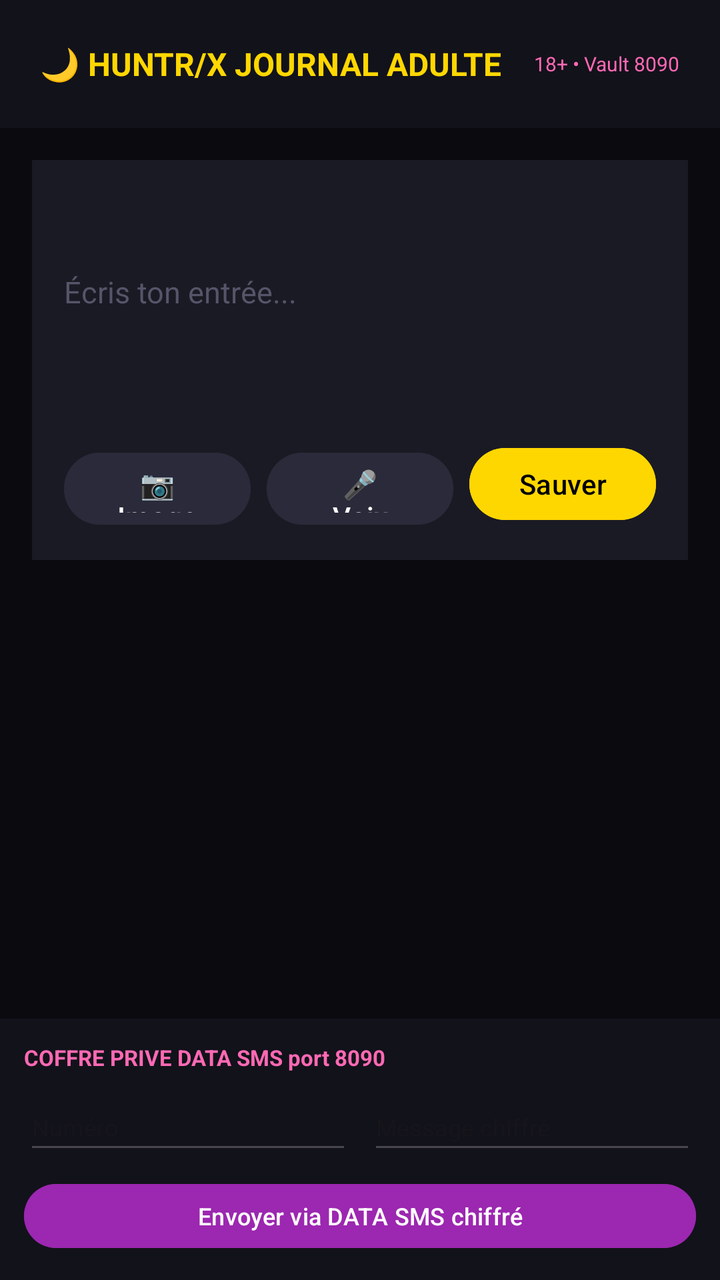
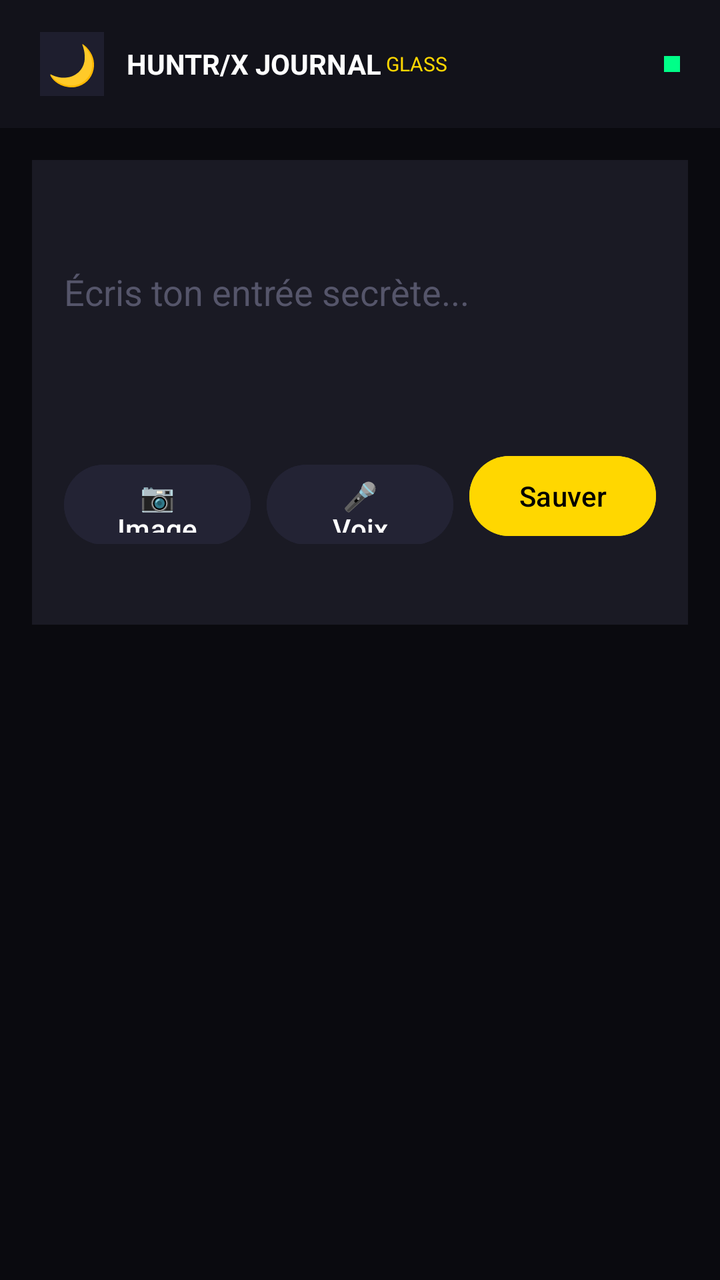

The first picture is an Android layout as it rendered before a commit; the second is the same layout after the commit. The layout source and the unified diff follow.
<!-- AndroidManifest.xml: application theme Theme.Diary2 -->
<!-- res/layout/activity_main.xml -->
<?xml version="1.0" encoding="utf-8"?>
<LinearLayout xmlns:android="http://schemas.android.com/apk/res/android"
    android:orientation="vertical" android:layout_width="match_parent"
    android:layout_height="match_parent" android:background="#0A0A0F">

    
    <LinearLayout android:layout_width="match_parent" android:layout_height="64dp"
        android:orientation="horizontal" android:gravity="center_vertical"
        android:paddingHorizontal="20dp" android:background="#12121A">
        <TextView android:id="@+id/logoMoon" android:layout_width="0dp" android:layout_weight="1"
            android:layout_height="wrap_content" android:text="🌙 HUNTR/X JOURNAL ADULTE"
            android:textColor="#FFD700" android:textSize="16sp" android:textStyle="bold"/>
        <TextView android:layout_width="wrap_content" android:layout_height="wrap_content"
            android:text="18+ • Vault 8090" android:textColor="#FF69B4" android:textSize="10sp"/>
    </LinearLayout>

    
    <LinearLayout android:layout_width="match_parent" android:layout_height="wrap_content"
        android:orientation="vertical" android:background="#1A1A24"
        android:layout_margin="16dp" android:padding="16dp">
        <EditText android:id="@+id/entryText" android:layout_width="match_parent"
            android:layout_height="100dp" android:background="@null"
            android:hint="Écris ton entrée..." android:textColor="#FFFFFF"
            android:textColorHint="#55556A" android:textSize="15sp"/>
        
        <LinearLayout android:id="@+id/blocksContainer" android:layout_width="match_parent"
            android:layout_height="wrap_content" android:orientation="vertical" android:layout_marginTop="12dp"/>
        
        <LinearLayout android:layout_width="match_parent" android:layout_height="wrap_content"
            android:orientation="horizontal" android:layout_marginTop="12dp">
            <Button android:id="@+id/btnImage" android:layout_width="0dp" android:layout_weight="1"
                android:layout_height="44dp" android:text="📷 Image" android:textColor="#FFFFFF"
                android:backgroundTint="#2A2A3A"/>
            <Button android:id="@+id/btnVoice" android:layout_width="0dp" android:layout_weight="1"
                android:layout_height="44dp" android:text="🎤 Voix" android:textColor="#FFFFFF"
                android:backgroundTint="#2A2A3A" android:layout_marginStart="8dp"/>
            <Button android:id="@+id/btnSave" android:layout_width="0dp" android:layout_weight="1"
                android:layout_height="44dp" android:text="Sauver" android:textColor="#000000"
                android:backgroundTint="#FFD700" android:layout_marginStart="8dp"/>
        </LinearLayout>
    </LinearLayout>

    
    <androidx.recyclerview.widget.RecyclerView android:id="@+id/timeline"
        android:layout_width="match_parent" android:layout_height="0dp" android:layout_weight="1"
        android:padding="16dp" android:clipToPadding="false"/>

    
    <LinearLayout android:id="@+id/vaultSection" android:layout_width="match_parent"
        android:layout_height="wrap_content" android:orientation="vertical"
        android:background="#12121A" android:padding="12dp">
        <TextView android:layout_width="wrap_content" android:layout_height="wrap_content"
            android:text="COFFRE PRIVE DATA SMS port 8090" android:textColor="#FF69B4" android:textSize="11sp" android:textStyle="bold"/>
        <LinearLayout android:layout_width="match_parent" android:layout_height="wrap_content" android:orientation="horizontal" android:layout_marginTop="6dp">
            <EditText android:id="@+id/vaultDest" android:layout_width="0dp" android:layout_weight="1"
                android:layout_height="40dp" android:hint="Numéro" android:textColor="#FFF" android:textSize="12sp"/>
            <EditText android:id="@+id/vaultMsg" android:layout_width="0dp" android:layout_weight="1"
                android:layout_height="40dp" android:hint="Message chiffré" android:textColor="#FFF" android:textSize="12sp" android:layout_marginStart="8dp"/>
        </LinearLayout>
        <Button android:id="@+id/btnSendVault" android:layout_width="match_parent" android:layout_height="40dp"
            android:text="Envoyer via DATA SMS chiffré" android:textSize="12sp" android:backgroundTint="#9C27B0" android:layout_marginTop="6dp"/>
    </LinearLayout>
</LinearLayout>
<!-- resources referenced by this layout -->
<resources>
  <style name="Theme.Diary2" parent="Theme.Material3.DayNight">
          <item name="colorPrimary">#9C27B0</item>
      </style>
</resources>

<!-- the commit's change to res/layout/activity_main.xml (unified diff, before → after) -->
@@ -1,63 +1,47 @@
 <?xml version="1.0" encoding="utf-8"?>
 <LinearLayout xmlns:android="http://schemas.android.com/apk/res/android"
-    android:orientation="vertical" android:layout_width="match_parent"
-    android:layout_height="match_parent" android:background="#0A0A0F">
+    android:layout_width="match_parent" android:layout_height="match_parent"
+    android:orientation="vertical" android:background="#0A0A0F">
 
-    
     <LinearLayout android:layout_width="match_parent" android:layout_height="64dp"
         android:orientation="horizontal" android:gravity="center_vertical"
         android:paddingHorizontal="20dp" android:background="#12121A">
-        <TextView android:id="@+id/logoMoon" android:layout_width="0dp" android:layout_weight="1"
-            android:layout_height="wrap_content" android:text="🌙 HUNTR/X JOURNAL ADULTE"
-            android:textColor="#FFD700" android:textSize="16sp" android:textStyle="bold"/>
-        <TextView android:layout_width="wrap_content" android:layout_height="wrap_content"
-            android:text="18+ • Vault 8090" android:textColor="#FF69B4" android:textSize="10sp"/>
+        <LinearLayout android:id="@+id/logoMoon" android:layout_width="0dp" android:layout_weight="1"
+            android:layout_height="match_parent" android:orientation="horizontal" android:gravity="center_vertical">
+            <TextView android:layout_width="32dp" android:layout_height="32dp"
+                android:text="🌙" android:textSize="20sp" android:background="#1E1E2E" android:gravity="center"/>
+            <TextView android:layout_width="wrap_content" android:layout_height="wrap_content"
+                android:text=" HUNTR/X JOURNAL" android:textColor="#FFFFFF" android:textStyle="bold" android:layout_marginStart="8dp"/>
+            <TextView android:layout_width="wrap_content" android:layout_height="wrap_content"
+                android:text=" GLASS" android:textColor="#FFD700" android:textSize="10sp"/>
+        </LinearLayout>
+        <TextView android:layout_width="8dp" android:layout_height="8dp" android:background="#00FF88"/>
     </LinearLayout>
 
-    
-    <LinearLayout android:layout_width="match_parent" android:layout_height="wrap_content"
-        android:orientation="vertical" android:background="#1A1A24"
-        android:layout_margin="16dp" android:padding="16dp">
-        <EditText android:id="@+id/entryText" android:layout_width="match_parent"
-            android:layout_height="100dp" android:background="@null"
-            android:hint="Écris ton entrée..." android:textColor="#FFFFFF"
-            android:textColorHint="#55556A" android:textSize="15sp"/>
-        
-        <LinearLayout android:id="@+id/blocksContainer" android:layout_width="match_parent"
-            android:layout_height="wrap_content" android:orientation="vertical" android:layout_marginTop="12dp"/>
-        
-        <LinearLayout android:layout_width="match_parent" android:layout_height="wrap_content"
-            android:orientation="horizontal" android:layout_marginTop="12dp">
-            <Button android:id="@+id/btnImage" android:layout_width="0dp" android:layout_weight="1"
-                android:layout_height="44dp" android:text="📷 Image" android:textColor="#FFFFFF"
-                android:backgroundTint="#2A2A3A"/>
-            <Button android:id="@+id/btnVoice" android:layout_width="0dp" android:layout_weight="1"
-                android:layout_height="44dp" android:text="🎤 Voix" android:textColor="#FFFFFF"
-                android:backgroundTint="#2A2A3A" android:layout_marginStart="8dp"/>
-            <Button android:id="@+id/btnSave" android:layout_width="0dp" android:layout_weight="1"
-                android:layout_height="44dp" android:text="Sauver" android:textColor="#000000"
-                android:backgroundTint="#FFD700" android:layout_marginStart="8dp"/>
+    <ScrollView android:layout_width="match_parent" android:layout_height="0dp" android:layout_weight="1">
+        <LinearLayout android:layout_width="match_parent" android:layout_height="wrap_content" android:orientation="vertical" android:padding="16dp">
+            <LinearLayout android:layout_width="match_parent" android:layout_height="wrap_content"
+                android:orientation="vertical" android:background="#1A1A24" android:padding="16dp">
+                <EditText android:id="@+id/entryText" android:layout_width="match_parent"
+                    android:layout_height="100dp" android:background="@null"
+                    android:hint="Écris ton entrée secrète..." android:textColor="#FFF" android:textColorHint="#55556A"/>
+                <LinearLayout android:id="@+id/blocksContainer" android:layout_width="match_parent"
+                    android:layout_height="wrap_content" android:orientation="vertical" android:layout_marginTop="12dp"/>
+                <LinearLayout android:layout_width="match_parent" android:layout_height="wrap_content" android:orientation="horizontal" android:layout_marginTop="16dp">
+                    <Button android:id="@+id/btnImage" android:layout_width="0dp" android:layout_weight="1" android:layout_height="48dp"
+                        android:text="📷 Image" android:backgroundTint="#232334" android:textColor="#FFF"/>
+                    <Button android:id="@+id/btnVoice" android:layout_width="0dp" android:layout_weight="1" android:layout_height="48dp"
+                        android:text="🎤 Voix" android:backgroundTint="#232334" android:textColor="#FFF" android:layout_marginStart="8dp"/>
+                    <Button android:id="@+id/btnSave" android:layout_width="0dp" android:layout_weight="1" android:layout_height="48dp"
+                        android:text="Sauver" android:backgroundTint="#FFD700" android:textColor="#000" android:layout_marginStart="8dp"/>
+                </LinearLayout>
+                <TextView android:id="@+id/tvRecordingStatus" android:layout_width="wrap_content" android:layout_height="wrap_content"
+                    android:text="" android:textColor="#FF69B4" android:textSize="12sp" android:layout_marginTop="8dp"/>
+            </LinearLayout>
+
+            <androidx.recyclerview.widget.RecyclerView android:id="@+id/timeline"
+                android:layout_width="match_parent" android:layout_height="wrap_content"
+                android:nestedScrollingEnabled="false" android:layout_marginTop="16dp"/>
         </LinearLayout>
-    </LinearLayout>
-
-    
-    <androidx.recyclerview.widget.RecyclerView android:id="@+id/timeline"
-        android:layout_width="match_parent" android:layout_height="0dp" android:layout_weight="1"
-        android:padding="16dp" android:clipToPadding="false"/>
-
-    
-    <LinearLayout android:id="@+id/vaultSection" android:layout_width="match_parent"
-        android:layout_height="wrap_content" android:orientation="vertical"
-        android:background="#12121A" android:padding="12dp">
-        <TextView android:layout_width="wrap_content" android:layout_height="wrap_content"
-            android:text="COFFRE PRIVE DATA SMS port 8090" android:textColor="#FF69B4" android:textSize="11sp" android:textStyle="bold"/>
-        <LinearLayout android:layout_width="match_parent" android:layout_height="wrap_content" android:orientation="horizontal" android:layout_marginTop="6dp">
-            <EditText android:id="@+id/vaultDest" android:layout_width="0dp" android:layout_weight="1"
-                android:layout_height="40dp" android:hint="Numéro" android:textColor="#FFF" android:textSize="12sp"/>
-            <EditText android:id="@+id/vaultMsg" android:layout_width="0dp" android:layout_weight="1"
-                android:layout_height="40dp" android:hint="Message chiffré" android:textColor="#FFF" android:textSize="12sp" android:layout_marginStart="8dp"/>
-        </LinearLayout>
-        <Button android:id="@+id/btnSendVault" android:layout_width="match_parent" android:layout_height="40dp"
-            android:text="Envoyer via DATA SMS chiffré" android:textSize="12sp" android:backgroundTint="#9C27B0" android:layout_marginTop="6dp"/>
-    </LinearLayout>
+    </ScrollView>
 </LinearLayout>
